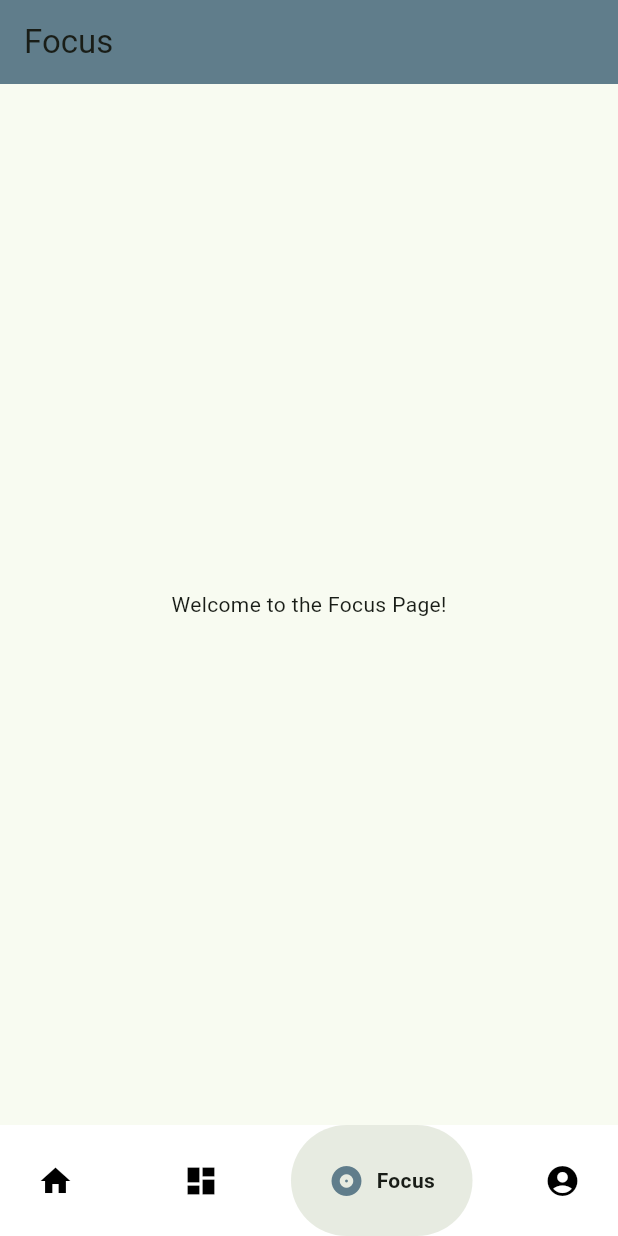
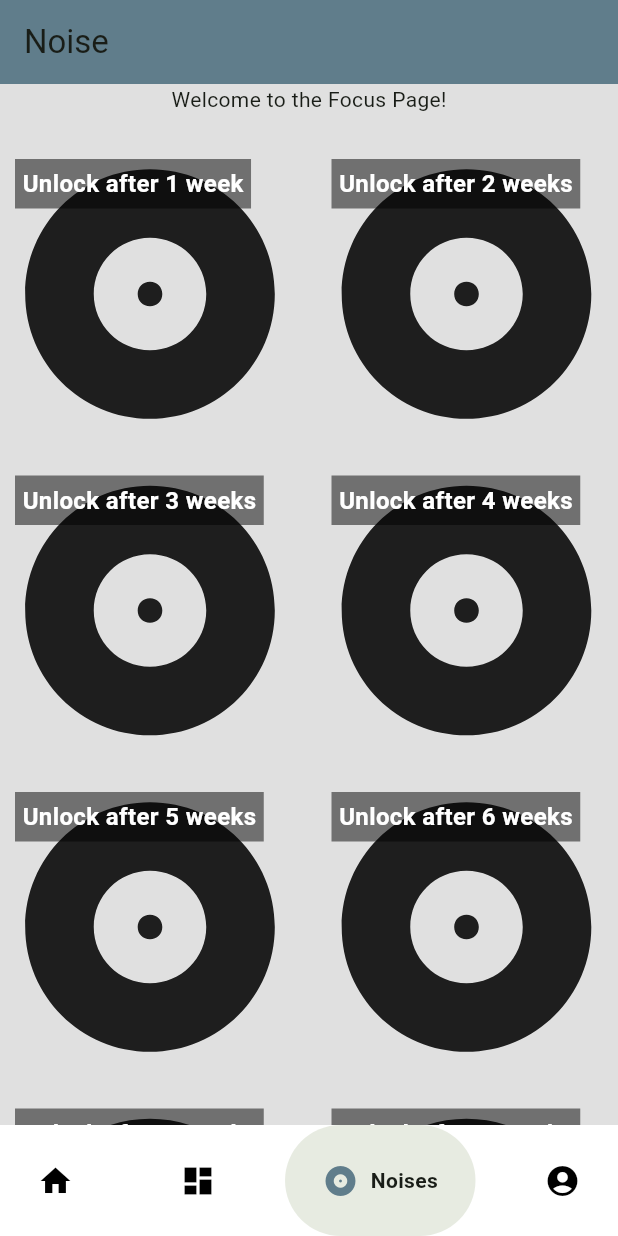
Before and after one commit to SalilMonga/cheesecakeFactory, a Flutter app: the screen it shows after launch, item 3 of the bottom bar chosen, on a phone screen of 412 x 824 dp. Run offline on Flutter 3.47's test engine with Material 3 defaults, Android fonts, the phone set to English and light mode, and no system bars; drawn by our look-alikes of google_nav_bar; our stand-ins replace confetti, flutter_local_notifications.

Commit message:
update focus page

```diff
--- a/cheesecakefactory/lib/FocusPage.dart
+++ b/cheesecakefactory/lib/FocusPage.dart
@@ -3,17 +3,107 @@ import 'package:flutter/material.dart';
 class FocusPage extends StatelessWidget {
   const FocusPage({super.key});
 
-
   @override
   Widget build(BuildContext context) {
     return Scaffold(
       appBar: AppBar(
-        title: const Text('Focus'),
+        title: const Text('Noise'),
         backgroundColor: Colors.blueGrey,
       ),
-      body: const Center(
-        child: Text('Welcome to the Focus Page!'),
+      body: Container(
+        color: Colors.grey[300],
+        child: Center(
+          child: Column(
+            mainAxisAlignment: MainAxisAlignment.center,
+            children: <Widget>[
+              const Text('Welcome to the Focus Page!'),
+              const SizedBox(height: 20.0), // Add some spacing
+              Expanded(
+                child: GridView.builder(
+                  gridDelegate: const SliverGridDelegateWithFixedCrossAxisCount(
+                    crossAxisCount: 2, // 2 columns
+                    mainAxisSpacing: 10.0,
+                    crossAxisSpacing: 10.0,
+                  ),
+                  itemCount: 10, // 2 columns * 5 rows = 10 items
+                  itemBuilder: (context, index) {
+                    return Stack(
+                      children: <Widget>[
+                        const Icon(
+                          Icons.album,
+                          size: 200.0, // Adjust size as needed
+                        ),
+                        Positioned(
+                          top: 10.0,
+                          left: 10.0,
+                          child: Container(
+                            padding: const EdgeInsets.all(5.0),
+                            color: Colors.black.withOpacity(0.5),
+                            child: Text(
+                              'Unlock after ${index + 1} week${index == 0 ? '' : 's'}',
+                              style: const TextStyle(
+                                color: Colors.white,
+                                fontSize: 16.0,
+                                fontWeight: FontWeight.bold,
+                              ),
+                            ),
+                          ),
+                        ),
+                      ],
+                    );
+                  },
+                ),
+              ),
+            ],
+          ),
+        ),
       ),
     );
   }
 }
+
+// import 'package:flutter/material.dart';
+
+// class FocusPage extends StatelessWidget {
+//   const FocusPage({super.key});
+
+//   @override
+//   Widget build(BuildContext context) {
+//     return Scaffold(
+//       appBar: AppBar(
+//         title: const Text('Noise'),
+//         backgroundColor: Colors.blueGrey,
+//       ),
+//       body: Container(
+//         color: Colors.grey[300],
+//         child: Center(
+//           child: Column(
+//             mainAxisAlignment: MainAxisAlignment.center,
+//             children: <Widget>[
+//               Text('Welcome to the Focus Page!'),
+//               SizedBox(height: 20.0), // Add some spacing
+//               Expanded(
+//                 child: GridView.builder(
+//                   gridDelegate: SliverGridDelegateWithFixedCrossAxisCount(
+//                     crossAxisCount: 2, // 2 columns
+//                     mainAxisSpacing: 10.0,
+//                     crossAxisSpacing: 10.0,
+//                   ),
+//                   itemCount: 10, // 2 columns * 5 rows = 10 items
+//                   itemBuilder: (context, index) {
+//                     return GridTile(
+//                       child: Icon(
+//                         Icons.album,
+//                         size: 200.0, // Adjust size as needed
+//                       ),
+//                     );
+//                   },
+//                 ),
+//               ),
+//             ],
+//           ),
+//         ),
+//       ),
+//     );
+//   }
+// }
--- a/cheesecakefactory/lib/NavigationBar.dart
+++ b/cheesecakefactory/lib/NavigationBar.dart
@@ -57,7 +57,7 @@ class _NavigationBarState extends State<NavigationBar> {
           ),
           GButton(
             icon: Icons.album,
-            text: 'Focus',
+            text: 'Noises',
             iconActiveColor: Colors.blueGrey,
           ),
           GButton(
```
Also changed, not shown: 13 other files.
